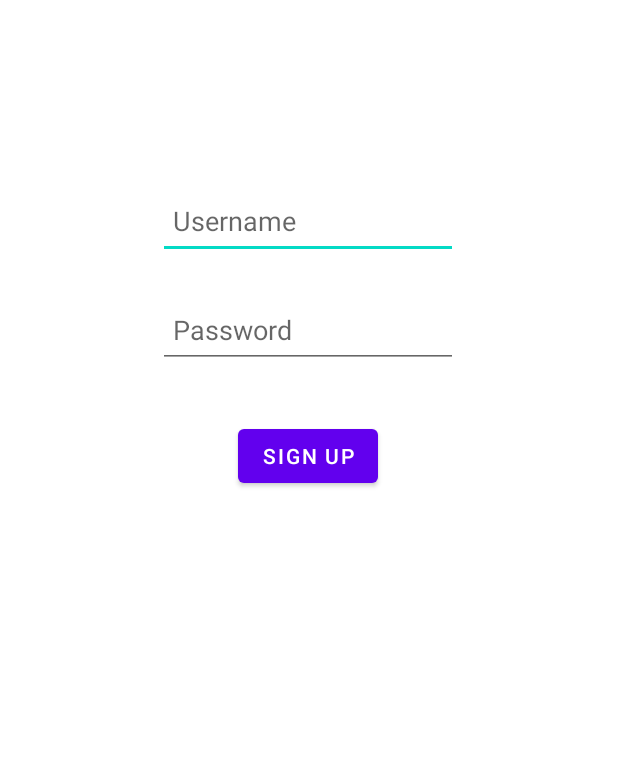
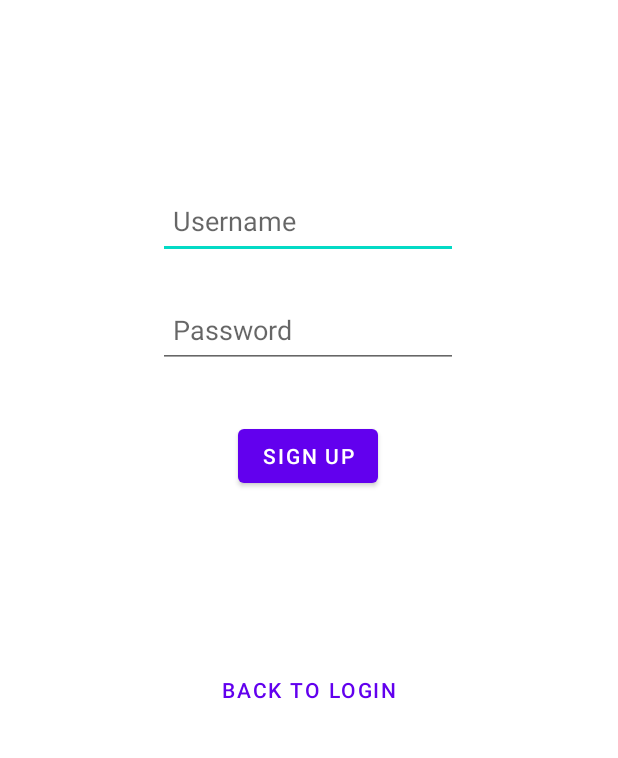
Before and after one commit to RbrtNkvi/hbv2-netkaffi-app, an Android app: the layout activity_signup.xml on its own in the app's theme, with its tools: preview values and no code run, on a phone screen of 412 x 824 dp, the part 415-1173 px from its top. Run offline under Robolectric (Android 15) with nearby library versions, the light colour scheme and no system bars.

Commit message:
Login_navigation
Login and Signup navigation complete - no activity

```diff
--- a/app/src/main/java/hi/netkaffi/activities/MainActivity.kt
+++ b/app/src/main/java/hi/netkaffi/activities/MainActivity.kt
@@ -8,17 +8,23 @@ import androidx.navigation.ui.AppBarConfiguration
 import androidx.navigation.ui.setupActionBarWithNavController
 import androidx.navigation.ui.setupWithNavController
 import hi.netkaffi.R
+import hi.netkaffi.databinding.ActivityLoginBinding
 import hi.netkaffi.databinding.ActivityMainBinding
 
 class MainActivity : AppCompatActivity() {
 
     private lateinit var binding: ActivityMainBinding
+    private  lateinit var  binding2: ActivityLoginBinding
 
     override fun onCreate(savedInstanceState: Bundle?) {
         super.onCreate(savedInstanceState)
 
         binding = ActivityMainBinding.inflate(layoutInflater)
         setContentView(binding.root)
+
+        //binding2 = ActivityLoginBinding.inflate(layoutInflater)
+        //setContentView(R.layout.activity_login)
+
 
         val navView: BottomNavigationView = binding.navView
 
--- a/app/src/main/java/hi/netkaffi/service/NetworkManager.kt
+++ b/app/src/main/java/hi/netkaffi/service/NetworkManager.kt
@@ -1,5 +1,9 @@
 package hi.netkaffi.service
 
 class NetworkManager {
+    companion object{
+        private const val DATABASE_NAME = "";
+        private  const  val DATABASE_VERSION = 1;
 
+    }
 }
--- a/app/src/main/res/layout/activity_signup.xml
+++ b/app/src/main/res/layout/activity_signup.xml
@@ -60,5 +60,16 @@
         app:layout_constraintTop_toTopOf="parent"
         app:layout_constraintVertical_bias="0.036" />
 
-a
+    <Button
+        android:id="@+id/back_login_button"
+        android:layout_width="229dp"
+        android:layout_height="38dp"
+        android:background="@android:color/transparent"
+        android:text="Back to Login"
+        android:textColor="@color/design_default_color_primary"
+        app:layout_constraintBottom_toBottomOf="parent"
+        app:layout_constraintEnd_toEndOf="parent"
+        app:layout_constraintStart_toStartOf="parent"
+        app:layout_constraintTop_toTopOf="parent"
+        app:layout_constraintVertical_bias="0.905" />
 </androidx.constraintlayout.widget.ConstraintLayout>
```
Also changed, not shown: app/src/main/AndroidManifest.xml (+11 -4 lines), app/src/main/java/hi/netkaffi/activities/LoginActivity.kt (+28 -1 lines), app/src/main/java/hi/netkaffi/activities/SignupActivity.kt (added, +21 -0 lines), app/src/main/java/hi/netkaffi/activities/TestActivity.kt (added, +12 -0 lines), app/src/main/res/layout/activity_test.xml (added, +9 -0 lines).
